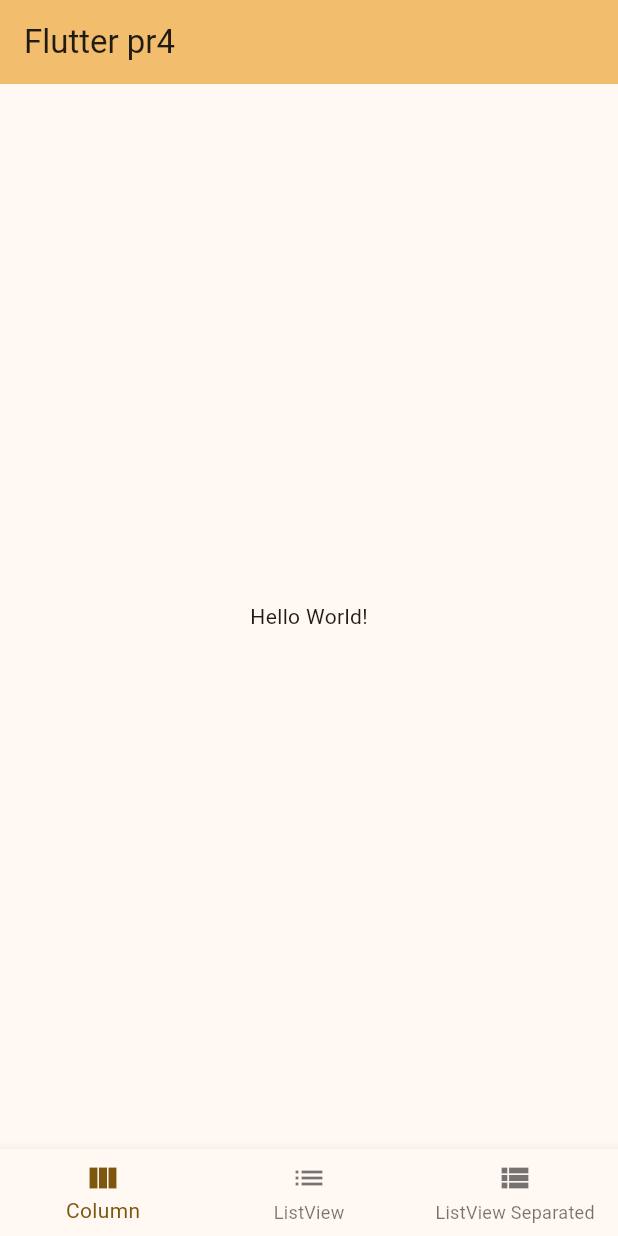
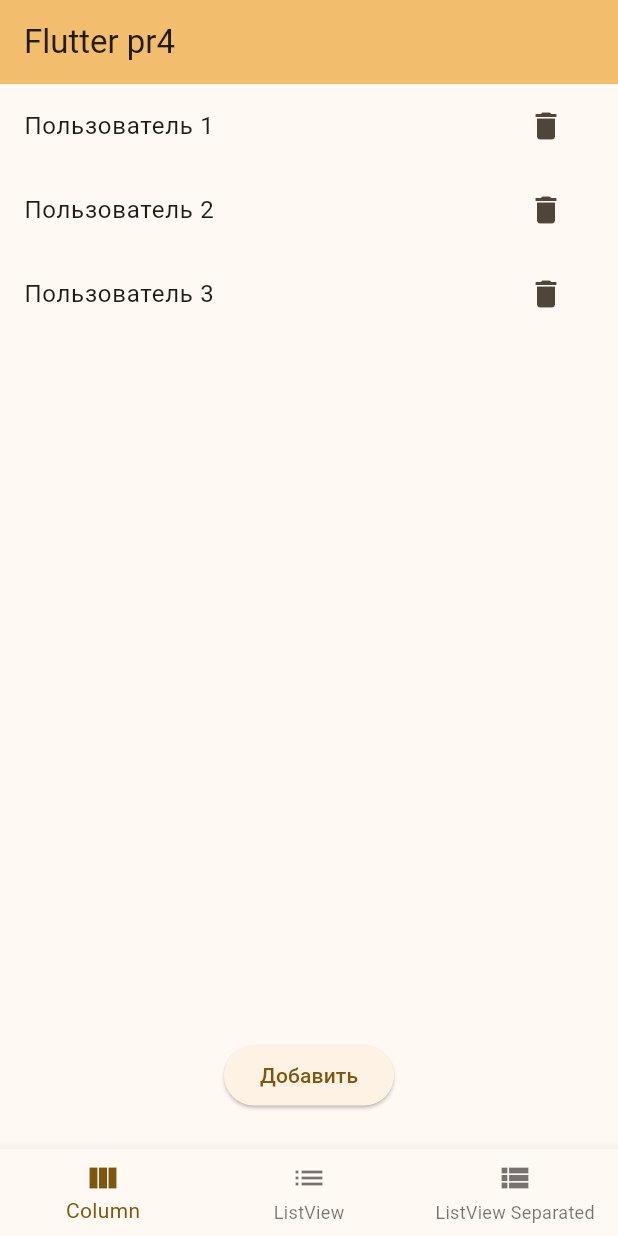
Before and after one commit to Penggunter/flutter_pr4, a Flutter app: the screen it shows after launch, on a phone screen of 412 x 824 dp. Run offline on Flutter 3.47's test engine with Material 3 defaults, Android fonts, the phone set to English and light mode, and no system bars.

Commit message:
added column list

```diff
--- /dev/null
+++ b/lib/ui/page/column_screen.dart
@@ -0,0 +1,55 @@
+import 'package:flutter/material.dart';
+
+// Экран с Column
+class ColumnScreen extends StatefulWidget {
+  @override
+  _ColumnScreenState createState() => _ColumnScreenState();
+}
+
+class _ColumnScreenState extends State<ColumnScreen> {
+  List<String> _items = ['Пользователь 1', 'Пользователь 2', 'Пользователь 3'];
+
+  void _addItem() {
+    setState(() {
+      _items.add('Пользователь ${_items.length + 1}');
+    });
+  }
+
+  void _removeItem(int index) {
+    setState(() {
+      _items.removeAt(index);
+    });
+  }
+
+  @override
+  Widget build(BuildContext context) {
+    return Column(
+      children: [
+        Expanded(
+          child: SingleChildScrollView(
+            child: Column(
+              children: _items
+                  .asMap()
+                  .entries
+                  .map((entry) => ListTile(
+                        title: Text(entry.value),
+                        trailing: IconButton(
+                          icon: Icon(Icons.delete),
+                          onPressed: () => _removeItem(entry.key),
+                        ),
+                      ))
+                  .toList(),
+            ),
+          ),
+        ),
+        Row(
+          mainAxisAlignment: MainAxisAlignment.spaceEvenly,
+          children: [
+            ElevatedButton(onPressed: _addItem, child: Text('Добавить')),
+          ],
+        ),
+        SizedBox(height: 25,),
+      ],
+    );
+  }
+}
--- a/lib/ui/page/home_screen.dart
+++ b/lib/ui/page/home_screen.dart
@@ -1,4 +1,5 @@
 import 'package:flutter/material.dart';
+import 'package:flutter_pr4/ui/page/column_screen.dart';
 
 class HomeScreen extends StatefulWidget {
   HomeScreen({super.key, required this.title});
@@ -11,6 +12,10 @@ class HomeScreen extends StatefulWidget {
 
 class _HomeScreenState extends State<HomeScreen> {
   int _selectedIndex = 0;
+
+  final List<Widget> _screens = [
+    ColumnScreen(),
+  ];
 
   void _onItemTapped(int index) {
     setState(() {
@@ -26,9 +31,7 @@ class _HomeScreenState extends State<HomeScreen> {
           backgroundColor: Theme.of(context).colorScheme.inversePrimary,
           title: Text(widget.title),
         ),
-        body: const Center(
-          child: Text('Hello World!'),
-        ),
+        body: _screens[_selectedIndex],
 
         // BottomNavigationBar
         bottomNavigationBar: BottomNavigationBar(
```
